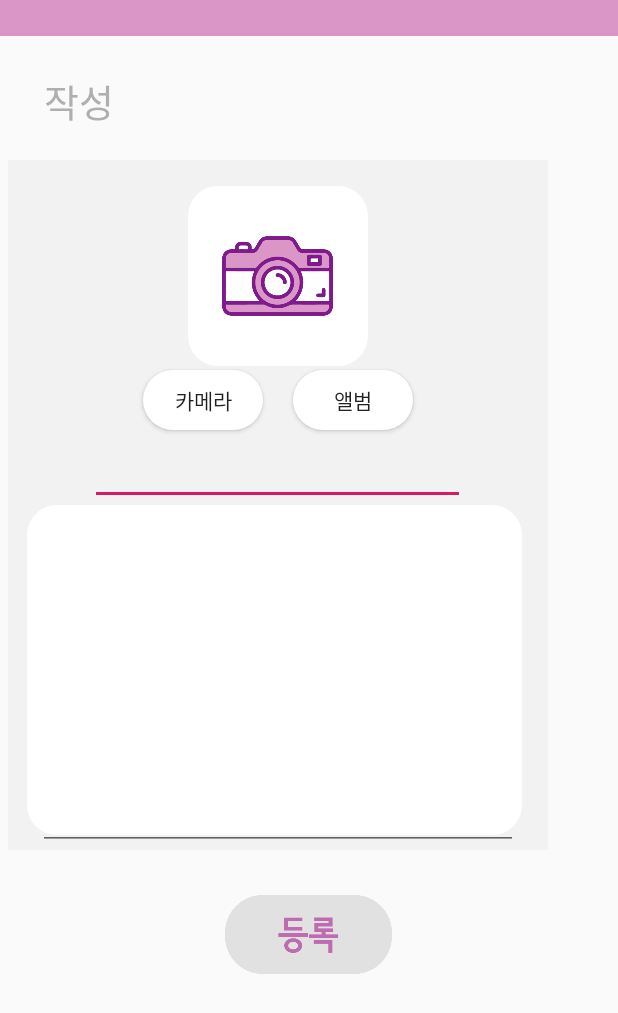
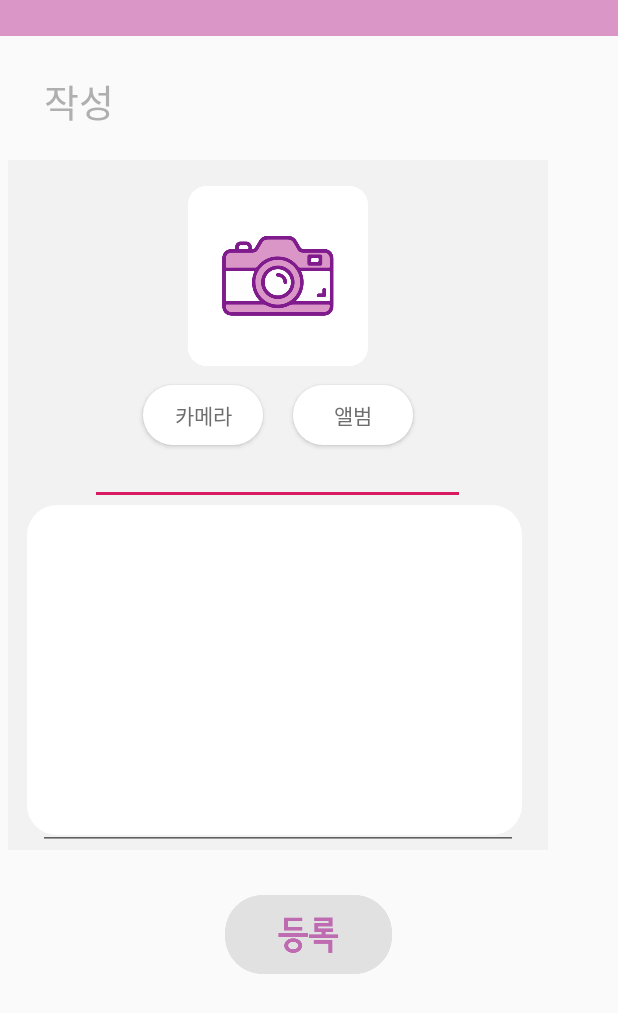
Before and after one commit to YeRamJung/SmartMobile-with-Arduino, an Android app: the Note screen opened directly, with no data from a screen before it, on a phone screen of 412 x 824 dp. Shown: the top 1013 px of the screen. Run offline under Robolectric (Android 15) with nearby library versions, the phone set to English and light mode, and no system bars.

Commit message:
노트 > 카메라, 앨범

```diff
--- a/Client/app/src/main/java/com/example/swudoit/Note.java
+++ b/Client/app/src/main/java/com/example/swudoit/Note.java
@@ -27,9 +27,11 @@ import android.os.Looper;
 import android.provider.MediaStore;
 import android.util.Log;
 import android.view.View;
+import android.widget.Button;
 import android.widget.EditText;
 import android.widget.ImageButton;
 import android.widget.ImageView;
+import android.widget.RelativeLayout;
 import android.widget.Toast;
 
 import com.google.gson.Gson;
@@ -55,7 +57,7 @@ public class Note extends AppCompatActivity {
     // 타이틀 입력 -> return String
     // 내용 or 타이틀 입력 하지 않음 -> 입력하라고 알람 뜨기
 
-    private ImageView mImgCamera;
+    private ImageView imgRoundShape;
     //사진이 저장되는 경로 - onActivityResult()로부터 받는 데이터
     private Uri mCaptureUri;
     //사진이 저장된 단말기상의 실제 경로
@@ -96,22 +98,22 @@ public class Note extends AppCompatActivity {
                 Manifest.permission.CAMERA
         }, 0);
 
-        mImgCamera = findViewById(R.id.imgCamera);
-        ImageButton btnCamera = findViewById(R.id.btnCamera);
+        imgRoundShape = findViewById(R.id.imgRoundShape);
+        Button btnNoteCamera = findViewById(R.id.btnNoteCamera);
         //사진찍기 버튼
-        btnCamera.setOnClickListener(new View.OnClickListener() {
+        btnNoteCamera.setOnClickListener(new View.OnClickListener() {
             @Override
             public void onClick(View v) {
                 takePicture();
             }
         });
-//        ImageButton btnAlbum = findViewById(R.id.btnAlbum);
-//        btnAlbum.setOnClickListener(new View.OnClickListener() {
-//            @Override
-//            public void onClick(View v) {
-//                goToAlbum();
-//            }
-//        });
+        Button btnNoteAlbum = findViewById(R.id.btnNoteAlbum);
+        btnNoteAlbum.setOnClickListener(new View.OnClickListener() {
+            @Override
+            public void onClick(View v) {
+                goToAlbum();
+            }
+        });
 
 
         imgCamera = findViewById(R.id.imgCamera);
@@ -184,7 +186,7 @@ public class Note extends AppCompatActivity {
             }
         };
 
-        imgCamera.setOnClickListener(imageClickListener);
+        imgRoundShape.setOnClickListener(imageClickListener);
         btnreg.setOnClickListener(imageClickListener);
 
     } //end onCreate
@@ -281,14 +283,14 @@ public class Note extends AppCompatActivity {
 
         BitmapFactory.Options options = new BitmapFactory.Options();
         Bitmap originalBm = BitmapFactory.decodeFile(tempFile.getAbsolutePath(), options);
-        Bitmap resizedBmp = getResizedBitmap(originalBm, 4, 100, 100);
+        Bitmap resizedBmp = getResizedBitmap(originalBm, 4, 1000, 1000);
 
         //줄어든 이미지를 다시 저장한다
         mPhotoPath = tempFile.getAbsolutePath();
         mCaptureUri = Uri.fromFile(tempFile);
 //        saveBitmapToFileCache(resizedBmp, mPhotoPath);
 
-        mImgCamera.setImageBitmap(resizedBmp);
+        imgRoundShape.setImageBitmap(resizedBmp);
     }
 
     private File getOutPutMediaFile() {
@@ -310,7 +312,7 @@ public class Note extends AppCompatActivity {
 
     private void sendPicture() {
         Bitmap bitmap = BitmapFactory.decodeFile(mPhotoPath);
-        Bitmap resizedBmp = getResizedBitmap(bitmap, 4, 100, 100);
+        Bitmap resizedBmp = getResizedBitmap(bitmap, 4, 1000, 1000);
 
         bitmap.recycle();
 
@@ -331,7 +333,7 @@ public class Note extends AppCompatActivity {
             exifDegree = 0;
         }
         Bitmap rotatedBmp = roate(resizedBmp, exifDegree);
-        mImgCamera.setImageBitmap( rotatedBmp );
+        imgRoundShape.setImageBitmap( rotatedBmp );
 
         Toast.makeText(this, "사진경로: " + mPhotoPath, Toast.LENGTH_LONG).show();
     }
--- a/Client/app/src/main/res/layout/activity_note.xml
+++ b/Client/app/src/main/res/layout/activity_note.xml
@@ -40,33 +40,46 @@
             android:layout_centerHorizontal="true"
             android:layout_marginTop="17.5dp">
 
-            <ImageButton
-                android:id="@+id/imgCamera"
-                android:layout_width="74.3dp"
-                android:layout_height="53.3dp"
-                android:background="@drawable/camera"
-                android:layout_centerInParent="true"/>
+            <ImageView
+                android:id="@+id/imgRoundShape"
+                android:layout_width="120dp"
+                android:layout_height="120dp"
+                android:src="@drawable/imgcamera"
+                />
+
+            <!--<ImageButton-->
+                <!--android:id="@+id/imgCamera"-->
+                <!--android:layout_width="74.3dp"-->
+                <!--android:layout_height="53.3dp"-->
+                <!--android:background="@drawable/camera"-->
+                <!--android:layout_centerInParent="true"/>-->
 
 
         </RelativeLayout>
 
 
         <Button
+            android:id="@+id/btnNoteCamera"
             android:layout_width="80dp"
             android:layout_height="40dp"
             android:background="@drawable/round_shape_white"
-            android:layout_marginTop="140dp"
+            android:layout_marginTop="150dp"
             android:layout_marginLeft="90dp"
+            android:fontFamily="@font/seoulnamsan"
+            android:textColor="#6e6e6e"
             android:text="카메라"
             />
 
 
         <Button
+            android:id="@+id/btnNoteAlbum"
             android:layout_width="80dp"
             android:layout_height="40dp"
             android:background="@drawable/round_shape_white"
-            android:layout_marginTop="140dp"
+            android:layout_marginTop="150dp"
             android:layout_marginLeft="190dp"
+            android:textColor="#6e6e6e"
+            android:fontFamily="@font/seoulnamsan"
             android:text="앨범"
             />
 
```
Also changed, not shown: Client/app/src/main/res/drawable-v24/imgcamera.png (added).
